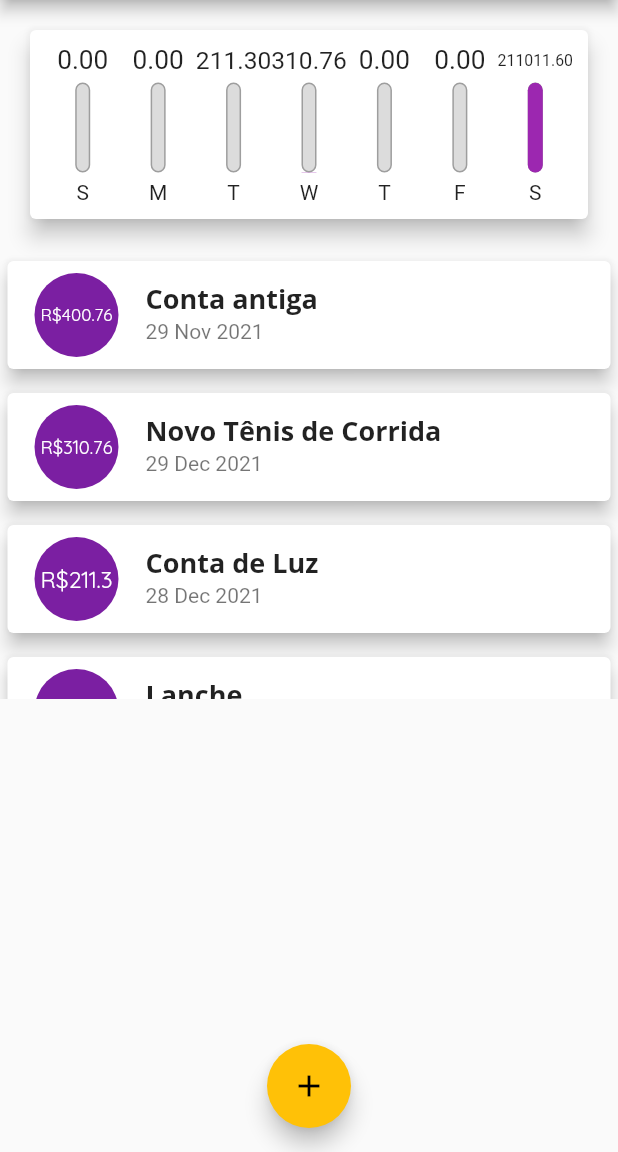
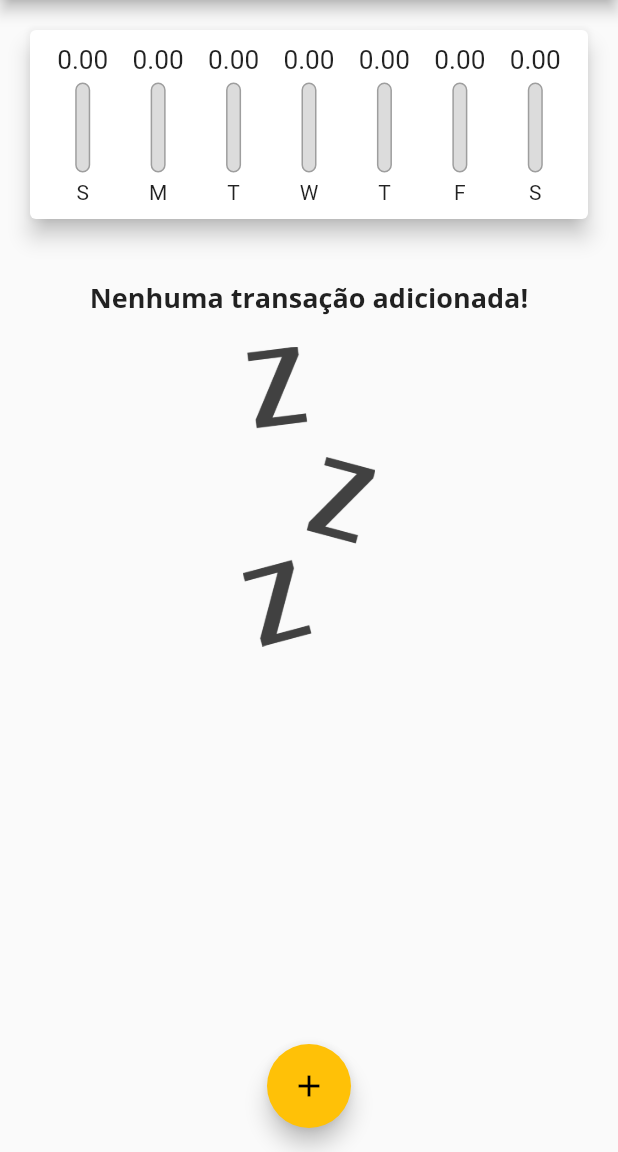
Before and after one commit to felixvicent/gestapp, a Flutter app: the screen it shows after launch, on a phone screen of 412 x 824 dp, the part 84-1236 px from its top. Run offline on Flutter 3.47's test engine with Material 2 defaults, Android fonts, the light colour scheme and no system bars.

Commit message:
Saving transaction date

```diff
--- a/lib/components/chart.dart
+++ b/lib/components/chart.dart
@@ -54,7 +54,9 @@ class Chart extends StatelessWidget {
               child: ChartBar(
                 label: transaction['day'].toString(),
                 value: transaction['value'] as double,
-                percentage: (transaction['value'] as double) / _weekTotalValue,
+                percentage: _weekTotalValue == 0
+                    ? 0
+                    : (transaction['value'] as double) / _weekTotalValue,
               ),
             );
           }).toList(),
--- a/lib/components/transaction_form.dart
+++ b/lib/components/transaction_form.dart
@@ -4,7 +4,7 @@ import 'package:flutter/material.dart';
 import 'package:intl/intl.dart';
 
 class TransactionForm extends StatefulWidget {
-  final void Function(String, double) onSubmit;
+  final void Function(String, double, DateTime) onSubmit;
 
   TransactionForm(this.onSubmit);
 
@@ -26,7 +26,7 @@ class _TransactionFormState extends State<TransactionForm> {
       return;
     }
 
-    widget.onSubmit(title, value);
+    widget.onSubmit(title, value, _selectedDate);
   }
 
   _showDatePicker() {
--- a/lib/main.dart
+++ b/lib/main.dart
@@ -51,38 +51,7 @@ class HomePage extends StatefulWidget {
 }
 
 class _HomePageState extends State<HomePage> {
-  final List<Transaction> _transactions = [
-    Transaction(
-      id: 't0',
-      title: 'Conta antiga',
-      value: 400.76,
-      date: DateTime.now().subtract(Duration(days: 33)),
-    ),
-    Transaction(
-      id: 't1',
-      title: 'Novo Tênis de Corrida',
-      value: 310.76,
-      date: DateTime.now().subtract(Duration(days: 3)),
-    ),
-    Transaction(
-      id: 't1',
-      title: 'Conta de Luz',
-      value: 211.30,
-      date: DateTime.now().subtract(Duration(days: 4)),
-    ),
-    Transaction(
-      id: 't2',
-      title: 'Lanche',
-      value: 11.30,
-      date: DateTime.now(),
-    ),
-    Transaction(
-      id: 't3',
-      title: 'Cartão de Crédito',
-      value: 211000.30,
-      date: DateTime.now(),
-    ),
-  ];
+  final List<Transaction> _transactions = [];
 
   _openTransactionFormModal(context) {
     showModalBottomSheet(
@@ -100,12 +69,12 @@ class _HomePageState extends State<HomePage> {
     }).toList();
   }
 
-  _addTransaction(String title, double value) {
+  _addTransaction(String title, double value, DateTime date) {
     final newTransaction = Transaction(
       id: Random().nextDouble().toString(),
       title: title,
       value: value,
-      date: DateTime.now(),
+      date: date,
     );
 
     setState(() {
```
